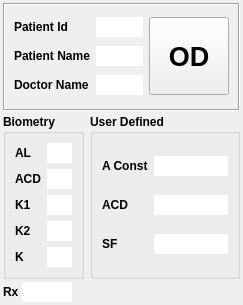
First picture: the form in calculator_patient.ui, repository siborion/siborion_american_scan, before the edit.
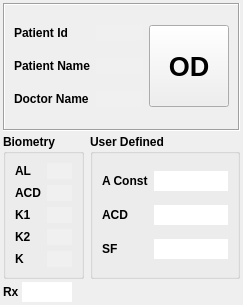
Second picture: the form after the edit. Custom widgets are drawn as their Qt base class.

```diff
--- a/calculator_patient.ui
+++ b/calculator_patient.ui
@@ -109,37 +109,82 @@
       </item>
       <item row="1" column="1">
        <widget class="QLineEdit" name="leACD_measure">
+        <property name="enabled">
+         <bool>true</bool>
+        </property>
+        <property name="styleSheet">
+         <string notr="true">background-color: rgb(240, 240, 240);</string>
+        </property>
         <property name="frame">
          <bool>false</bool>
         </property>
+        <property name="readOnly">
+         <bool>true</bool>
+        </property>
        </widget>
       </item>
       <item row="0" column="1">
        <widget class="leAddZero" name="leAL_measure">
+        <property name="enabled">
+         <bool>true</bool>
+        </property>
+        <property name="styleSheet">
+         <string notr="true">background-color: rgb(240, 240, 240);</string>
+        </property>
         <property name="frame">
          <bool>false</bool>
         </property>
+        <property name="readOnly">
+         <bool>true</bool>
+        </property>
        </widget>
       </item>
       <item row="2" column="1">
        <widget class="leAddZero" name="leK1">
+        <property name="enabled">
+         <bool>true</bool>
+        </property>
+        <property name="styleSheet">
+         <string notr="true">background-color: rgb(240, 240, 240);</string>
+        </property>
         <property name="frame">
          <bool>false</bool>
         </property>
+        <property name="readOnly">
+         <bool>true</bool>
+        </property>
        </widget>
       </item>
       <item row="3" column="1">
        <widget class="leAddZero" name="leK2">
+        <property name="enabled">
+         <bool>true</bool>
+        </property>
+        <property name="styleSheet">
+         <string notr="true">background-color: rgb(240, 240, 240);</string>
+        </property>
         <property name="frame">
          <bool>false</bool>
         </property>
+        <property name="readOnly">
+         <bool>true</bool>
+        </property>
        </widget>
       </item>
       <item row="4" column="1">
        <widget class="leAddZero" name="leK">
+        <property name="enabled">
+         <bool>true</bool>
+        </property>
+        <property name="styleSheet">
+         <string notr="true">background-color: rgb(240, 240, 240);</string>
+        </property>
         <property name="frame">
          <bool>false</bool>
         </property>
+        <property name="readOnly">
+         <bool>true</bool>
+        </property>
        </widget>
       </item>
      </layout>
@@ -175,9 +220,18 @@
       </item>
       <item row="0" column="1">
        <widget class="QLineEdit" name="lePatientId">
+        <property name="enabled">
+         <bool>true</bool>
+        </property>
+        <property name="styleSheet">
+         <string notr="true">background-color: rgb(240, 240, 240);</string>
+        </property>
         <property name="frame">
          <bool>false</bool>
         </property>
+        <property name="readOnly">
+         <bool>true</bool>
+        </property>
        </widget>
       </item>
       <item row="0" column="0">
@@ -208,16 +262,34 @@
       </item>
       <item row="1" column="1">
        <widget class="QLineEdit" name="lePatientName">
+        <property name="enabled">
+         <bool>true</bool>
+        </property>
+        <property name="styleSheet">
+         <string notr="true">background-color: rgb(240, 240, 240);</string>
+        </property>
         <property name="frame">
          <bool>false</bool>
         </property>
+        <property name="readOnly">
+         <bool>true</bool>
+        </property>
        </widget>
       </item>
       <item row="2" column="1">
        <widget class="QLineEdit" name="leDoctorName">
+        <property name="enabled">
+         <bool>true</bool>
+        </property>
+        <property name="styleSheet">
+         <string notr="true">background-color: rgb(240, 240, 240);</string>
+        </property>
         <property name="frame">
          <bool>false</bool>
         </property>
+        <property name="readOnly">
+         <bool>true</bool>
+        </property>
        </widget>
       </item>
       <item row="0" column="2" rowspan="3">
```
